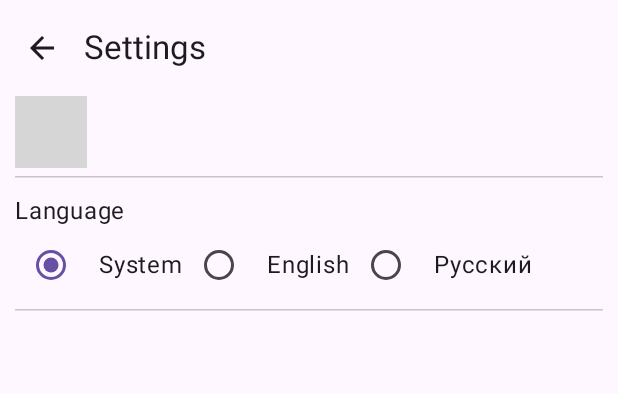
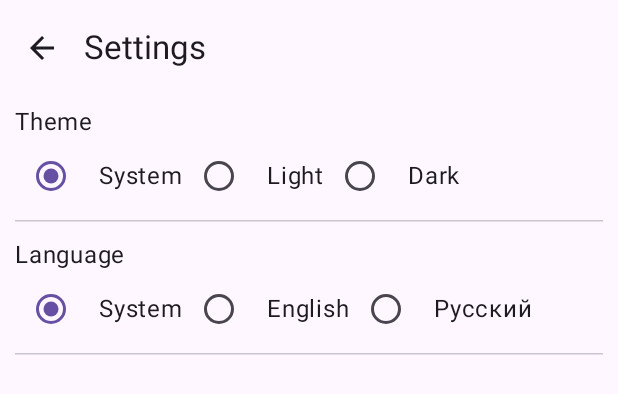
Before and after one commit to Dotingo/DrawerMaterial3, an Android app built with Jetpack Compose: the @Preview function SettingsScreenPreview, on a phone screen of 412 x 824 dp. Shown: the top 394 px of the screen. Run offline under Robolectric (Android 15) with nearby library versions, the phone set to English and light mode, and no system bars; our stand-ins replace Dagger/Hilt's generated code, accompanist; grey boxes are pictures that could not be loaded.

Commit message:
add theme changer

```diff
--- a/app/src/main/java/com/example/randomizer/Drawer.kt
+++ b/app/src/main/java/com/example/randomizer/Drawer.kt
@@ -49,7 +49,6 @@
 import com.example.randomizer.screens.RandomNumber
 import com.example.randomizer.screens.RandomCoinScreen
 import com.example.randomizer.screens.SettingsScreen
-import com.example.randomizer.ui.theme.RandomizerTheme
 import kotlinx.coroutines.launch
 
 @OptIn(ExperimentalMaterial3Api::class)
@@ -73,7 +72,6 @@
 
     var selectedItem by remember { mutableStateOf(drawerItems[0]) }
 
-    RandomizerTheme {
     Surface(
         modifier = Modifier.fillMaxSize(),
         color = MaterialTheme.colorScheme.background
@@ -204,7 +202,6 @@
                     }
                     )
                 }
-
             }
             composable("settings") {
                 SettingsScreen {
@@ -219,8 +216,6 @@
         }
     }
 }
-}
-
 
 data class DrawerItem(
     val title: String,
--- a/app/src/main/java/com/example/randomizer/MainViewModel.kt
+++ b/app/src/main/java/com/example/randomizer/MainViewModel.kt
@@ -1,29 +1,28 @@
 package com.example.randomizer
 
+import android.content.Context
+import androidx.compose.runtime.State
 import androidx.compose.runtime.mutableStateOf
-import androidx.compose.ui.platform.LocalContext
-import androidx.compose.ui.res.stringArrayResource
 import androidx.lifecycle.ViewModel
 import androidx.lifecycle.viewModelScope
+import com.example.randomizer.data.AppTheme
+import com.example.randomizer.data.DataStoreManager
 import com.example.randomizer.data.NameEntity
 import com.example.randomizer.data.RandomizerDb
 import dagger.hilt.android.lifecycle.HiltViewModel
-import kotlinx.coroutines.CoroutineDispatcher
 import kotlinx.coroutines.Dispatchers
 import kotlinx.coroutines.launch
-import kotlinx.coroutines.sync.Mutex
-import kotlinx.coroutines.sync.withLock
 import kotlinx.coroutines.withContext
 import java.util.Locale
 import javax.inject.Inject
 
 @HiltViewModel
 class MainViewModel @Inject constructor(
-    val randomizerDb: RandomizerDb
+    private val randomizerDb: RandomizerDb
 ) : ViewModel() {
     val namesList = mutableStateOf(emptyList<NameEntity>())
-    val genderList = listOf("", "m", "f")
-    val regionList = listOf(
+    private val genderList = listOf("", "m", "f")
+    private val regionList = listOf(
         "",
         "English",
         "Slavic",
@@ -41,6 +40,23 @@
         "South Asia"
     )
 
+    private val _appTheme = mutableStateOf(AppTheme.System)
+    val appTheme: State<AppTheme> = _appTheme
+
+    fun getTheme(context: Context) {
+        viewModelScope.launch {
+            _appTheme.value = withContext(Dispatchers.IO) {
+                DataStoreManager(context).getTheme()
+            }
+        }
+    }
+
+    fun saveTheme(context: Context, newTheme: AppTheme) {
+        _appTheme.value = newTheme
+        viewModelScope.launch {
+            DataStoreManager(context).saveTheme(_appTheme.value.name)
+        }
+    }
     fun queryNames(genInd: Int, regInd: Int) {
         viewModelScope.launch {
             namesList.value = when {
--- a/app/src/main/java/com/example/randomizer/data/DataStoreManager.kt
+++ b/app/src/main/java/com/example/randomizer/data/DataStoreManager.kt
@@ -34,11 +34,8 @@
         }
     }
 
-    suspend fun getTheme():AppTheme{
-        val themeString = context.dataStore.data.map {pref ->
-            pref[stringPreferencesKey(KEY_APP_THEME)] ?: "System"
-        }.first()
-
+    suspend fun getTheme(): AppTheme {
+        val themeString = context.dataStore.data.first()[stringPreferencesKey(KEY_APP_THEME)] ?: "System"
         return AppTheme.valueOf(themeString)
     }
 
--- a/app/src/main/java/com/example/randomizer/screens/SettingsScreen.kt
+++ b/app/src/main/java/com/example/randomizer/screens/SettingsScreen.kt
@@ -1,4 +1,5 @@
 package com.example.randomizer.screens
+
 
 import androidx.compose.foundation.layout.Arrangement
 import androidx.compose.foundation.layout.Column
@@ -21,16 +22,20 @@
 import androidx.compose.material3.Text
 import androidx.compose.material3.TopAppBar
 import androidx.compose.runtime.Composable
+import androidx.compose.runtime.LaunchedEffect
 import androidx.compose.runtime.getValue
 import androidx.compose.runtime.mutableStateOf
 import androidx.compose.runtime.remember
 import androidx.compose.runtime.setValue
 import androidx.compose.ui.Alignment
 import androidx.compose.ui.Modifier
+import androidx.compose.ui.platform.LocalContext
 import androidx.compose.ui.res.stringResource
 import androidx.compose.ui.text.style.TextOverflow
 import androidx.compose.ui.tooling.preview.Preview
 import androidx.compose.ui.unit.dp
+import androidx.hilt.navigation.compose.hiltViewModel
+import com.example.randomizer.MainViewModel
 import com.example.randomizer.R
 import com.example.randomizer.data.AppTheme
 import com.example.randomizer.ui.theme.RandomizerTheme
@@ -38,6 +43,12 @@
 @OptIn(ExperimentalMaterial3Api::class)
 @Composable
 fun SettingsScreen(onBack: () -> Unit) {
+    val viewModel: MainViewModel = hiltViewModel()
+    val context = LocalContext.current
+
+    LaunchedEffect(Unit) {
+        viewModel.getTheme(context)
+    }
     Scaffold(topBar = {
         TopAppBar(
             title = {
@@ -64,8 +75,9 @@
                     .padding(innerPadding)
                     .padding(horizontal = 10.dp)
             ) {
-
-                ThemeSettings()
+                ThemeSettings(viewModel.appTheme.value) {
+                    viewModel.saveTheme(context, it)
+                }
                 HorizontalDivider(
                     modifier = Modifier.padding(top = 5.dp, bottom = 10.dp),
                     thickness = 1.dp
@@ -96,27 +108,25 @@
         FlowRow(
             modifier = Modifier.fillMaxWidth()
         ) {
-
             TextedRadioButton(
-                selected = (appTheme == AppTheme.System),
+                selected = appTheme == AppTheme.System,
                 onClick = { onAppThemeChanged(AppTheme.System) },
                 text = themes[0]
             )
             TextedRadioButton(
-                selected = (appTheme == AppTheme.Light),
+                selected = appTheme == AppTheme.Light,
                 onClick = { onAppThemeChanged(AppTheme.Light) },
-                text = themes[1]
+                text = themes[2]
             )
             TextedRadioButton(
-                selected = (appTheme == AppTheme.Dark),
+                selected = appTheme == AppTheme.Dark,
                 onClick = { onAppThemeChanged(AppTheme.Dark) },
-                text = themes[2]
+                text = themes[1]
             )
 
         }
     }
 }
-
 
 @OptIn(ExperimentalLayoutApi::class)
 @Composable
--- a/app/src/main/java/com/example/randomizer/ui/theme/Theme.kt
+++ b/app/src/main/java/com/example/randomizer/ui/theme/Theme.kt
@@ -83,8 +83,6 @@
     content: @Composable () -> Unit
 ) {
 
-    val isSystemInDarkMode = isSystemInDarkTheme()
-
     val colorScheme = if (isDarkTheme) DarkColors else LightColors
     if (Build.VERSION.SDK_INT >= 29) {
         LocalView.current.isForceDarkAllowed = false
@@ -93,7 +91,11 @@
     SideEffect {
         systemUiController.setStatusBarColor(
             color = Color.Transparent,
-            darkIcons = !isSystemInDarkMode
+            darkIcons = !isDarkTheme
+        )
+        systemUiController.setNavigationBarColor(
+            color = Color.Transparent,
+            darkIcons = !isDarkTheme
         )
     }
 
--- a/build.gradle.kts
+++ b/build.gradle.kts
@@ -1,7 +1,7 @@
 // Top-level build file where you can add configuration options common to all sub-projects/modules.
 plugins {
     id("com.android.application") version "8.2.2" apply false
-    id("org.jetbrains.kotlin.android") version "1.8.10" apply false
-    id("com.google.devtools.ksp") version "1.8.10-1.0.9" apply false
+    id("org.jetbrains.kotlin.android") version "1.9.0" apply false
+    id("com.google.devtools.ksp") version "1.9.0-1.0.13" apply false
     id("com.google.dagger.hilt.android") version "2.48.1" apply false
 }
```
Also changed, not shown: app/build.gradle.kts (+13 -4 lines), app/src/main/java/com/example/randomizer/MainActivity.kt (+9 -9 lines). Lines whose indentation alone changed are shown as unchanged.
